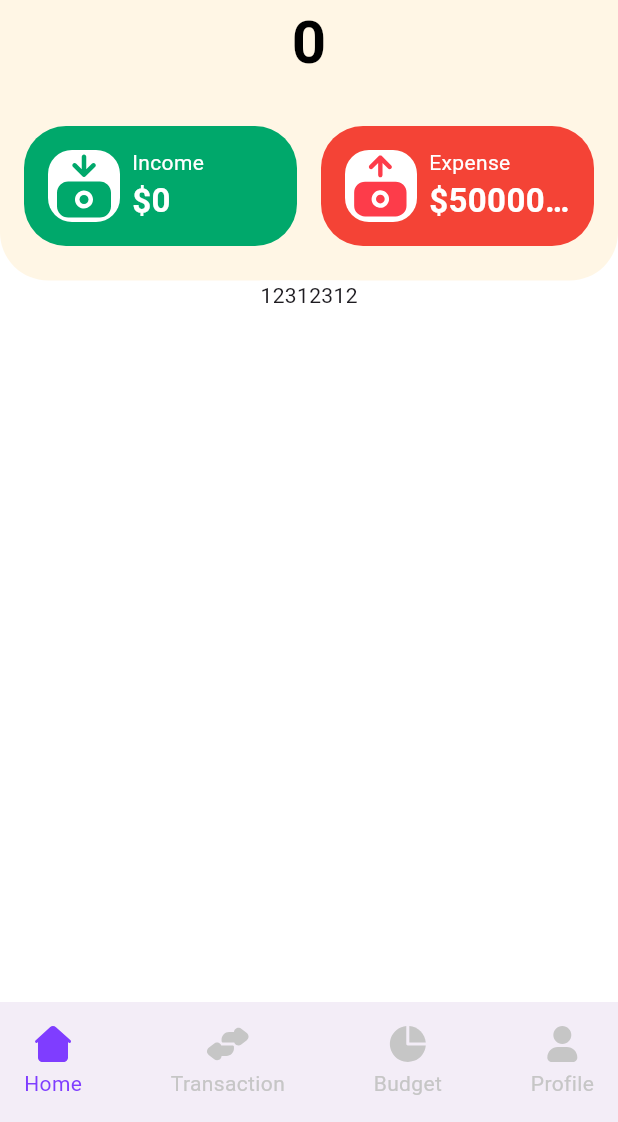
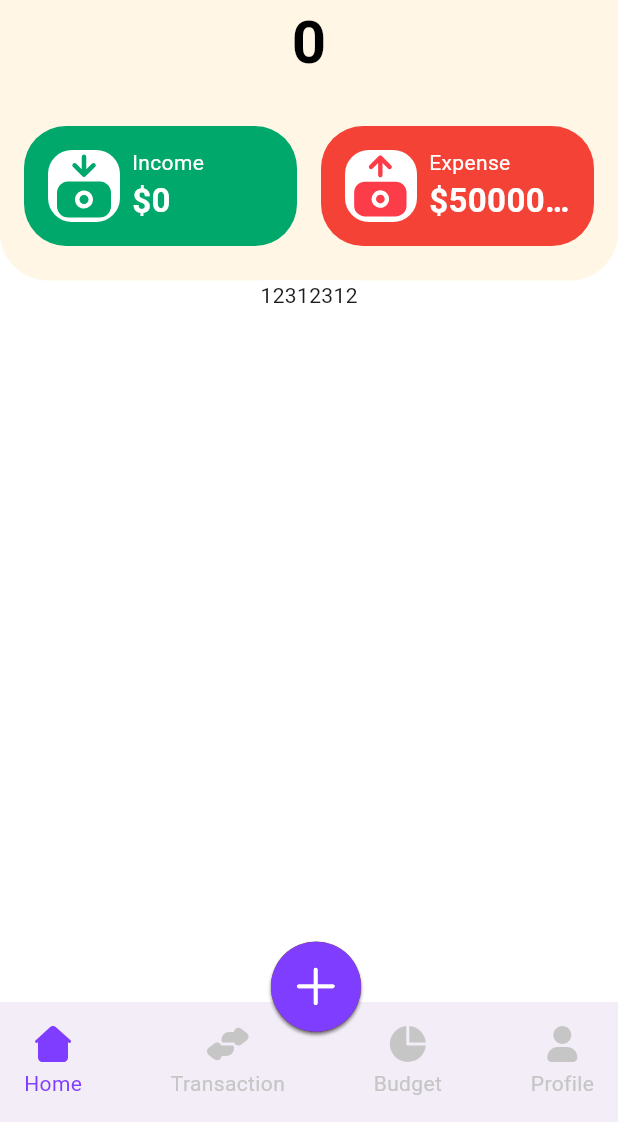
Before and after one commit to nghiahtm/spendy-nandh, a Flutter app: the MainPage screen opened by its route, on a phone screen of 412 x 824 dp, the part 114-1236 px from its top. Run offline on Flutter 3.47's test engine with Material 3 defaults, Android fonts, the phone set to English and light mode, and no system bars; our stand-ins replace cloud_firestore, equatable, firebase_auth, firebase_core, flutter_bloc, flutter_easyloading and 5 more; missing offline and left inert: advance_math; accounts and stored records are empty; network calls fail.

Commit message:
update button fab

```diff
--- /dev/null
+++ b/lib/core/delagate/fab_delegate.dart
@@ -0,0 +1,43 @@
+import 'package:advance_math/advance_math.dart' hide Matrix4;
+import 'package:flutter/material.dart';
+import 'package:spendytracking/styles/app_size_default.dart';
+
+class FlowFABDelegate extends FlowDelegate {
+  final Animation<double> animation;
+
+  FlowFABDelegate({required this.animation}) : super(repaint: animation);
+  @override
+  void paintChildren(FlowPaintingContext context) {
+    final lengthChild = context.childCount;
+    final sizeParents = context.size;
+    final xStart = sizeParents.width / 2.4;
+    final yStart = sizeParents.height / 1.28;
+    for (int i = 0; i < lengthChild; i++) {
+      final rad = _calculateRadian(lengthList: lengthChild, index: i);
+      final x = xStart - AppSizeDefault.sizeButton * (i == 1 ? 0 : cos(rad));
+      final y = yStart - AppSizeDefault.sizeButton * sin(rad);
+      context.paintChild(i, transform: Matrix4.identity()..translate(x, y));
+    }
+  }
+
+  double _calculateRadian({required int lengthList, int index = 0}) {
+    isPermanentButton(int index) => index == lengthList - 1;
+    final animate = isPermanentButton(index) ? 0 : animation.value;
+    if (index == 0) {
+      return index * ((2 * pi / lengthList)) - asin(animate);
+    }
+    if (index == 1) {
+      return index * ((2 * pi / lengthList)) + 2 * asin(animate);
+    }
+    if (index == 2) {
+      return index * ((2 * pi / lengthList)) + asin(animate);
+    }
+
+    return index * ((2 * pi / lengthList)) + asin(animate);
+  }
+
+  @override
+  bool shouldRepaint(covariant FlowDelegate oldDelegate) {
+    return false;
+  }
+}
--- /dev/null
+++ b/lib/data/data/local/list_fab_data.dart
@@ -0,0 +1,22 @@
+import 'package:spendytracking/data/models/button_fab_model.dart';
+import 'package:spendytracking/routes/routes.dart';
+import 'package:spendytracking/styles/app_colors.dart';
+import 'package:spendytracking/utils/constants/icon_constant.dart';
+
+final listFab = <ButtonFabModel>[
+  ButtonFabModel(
+    color: AppColors.jade,
+    icon: IconConstant.icInputDeposit,
+    name: RoutesConstant.inputDeposit
+  ),
+  ButtonFabModel(),
+  ButtonFabModel(
+      color: AppColors.red,
+      icon: IconConstant.icOutputDeposit,
+      name: RoutesConstant.outputDeposit
+  ),
+  ButtonFabModel(
+      icon: IconConstant.icAdd,
+      name: "change",
+  ),
+];
--- /dev/null
+++ b/lib/data/models/button_fab_model.dart
@@ -0,0 +1,9 @@
+import 'package:flutter/material.dart';
+
+class ButtonFabModel{
+   String? icon;
+   Color? color;
+   String? name;
+
+   ButtonFabModel({this.icon, this.color, this.name});
+}
--- a/lib/presentation/main/main_page.dart
+++ b/lib/presentation/main/main_page.dart
@@ -4,6 +4,7 @@ import 'package:spendytracking/core/di.dart';
 import 'package:spendytracking/presentation/home/home_page.dart';
 import 'package:spendytracking/presentation/main/bloc/main_bloc.dart';
 import 'package:spendytracking/presentation/main/bloc/main_state.dart';
+import 'package:spendytracking/presentation/main/widget/app_fab_widget.dart';
 
 import 'bloc/main_event.dart';
 import 'widget/app_bottom_appbar.dart';
@@ -13,7 +14,9 @@ class MainPage extends StatelessWidget {
 
   @override
   Widget build(BuildContext context) {
-    return Scaffold(
+    return Stack(
+      children: [
+        Scaffold(
           bottomNavigationBar:
               BlocBuilder<MainBloc, MainState>(builder: (_, state) {
             return AppBottomAppbar(
@@ -27,11 +30,19 @@ class MainPage extends StatelessWidget {
                   : (state as ChangingTabState).indexTab,
             );
           }),
-      body: PageView(
+          body: Stack(
+            children: [
+              PageView(
                 children: [
                   HomePage(),
                 ],
               ),
+             // const AppFabWidget()
+            ],
+          ),
+        ),
+        const AppFabWidget(),
+      ],
     );
   }
 }
--- /dev/null
+++ b/lib/presentation/main/widget/app_button_fab.dart
@@ -0,0 +1,71 @@
+import 'package:flutter/material.dart';
+import 'package:flutter_svg/flutter_svg.dart';
+import 'package:spendytracking/styles/app_button.dart';
+import 'package:spendytracking/styles/app_colors.dart';
+import 'package:spendytracking/styles/app_size_default.dart';
+import 'package:spendytracking/utils/constants/icon_constant.dart';
+
+class AppButtonFabWidget extends StatelessWidget {
+  const AppButtonFabWidget(
+      {super.key,
+      this.svgIcon = "",
+      required this.onPressOpenCloseFAB,
+      this.opacity = 0,
+      required this.onPressExpandedFAB, this.backgroundColor});
+  final String svgIcon;
+  final Function() onPressOpenCloseFAB;
+  final Function() onPressExpandedFAB;
+  final double opacity;
+  final Color? backgroundColor;
+  @override
+  Widget build(BuildContext context) {
+    if (svgIcon.isEmpty) return const SizedBox();
+    if (svgIcon.contains(IconConstant.icAdd)) {
+      return _AppFABButton(
+        onPressExpandedFAB: onPressOpenCloseFAB,
+        svgIcon: svgIcon,
+        backgroundColor: backgroundColor,
+      );
+    }
+    return Opacity(
+      opacity: opacity,
+      child: _AppFABButton(
+        onPressExpandedFAB: onPressExpandedFAB,
+        svgIcon: svgIcon,
+        backgroundColor: backgroundColor,
+      ),
+    );
+  }
+}
+
+class _AppFABButton extends StatelessWidget {
+  const _AppFABButton({
+    super.key,
+    required this.onPressExpandedFAB,
+    required this.svgIcon,
+    this.backgroundColor,
+  });
+
+  final Function() onPressExpandedFAB;
+  final String svgIcon;
+  final Color? backgroundColor;
+
+  @override
+  Widget build(BuildContext context) {
+    return AppButton(
+      backgroundColor: backgroundColor,
+      onPressed: onPressExpandedFAB,
+      shape: const CircleBorder(),
+      miniSize:
+          const Size(AppSizeDefault.sizeButton, AppSizeDefault.sizeButton),
+      child: SizedBox(
+        width: 30,
+        child: SvgPicture.asset(
+          svgIcon,
+          colorFilter: const ColorFilter.mode(AppColors.white, BlendMode.srcIn),
+          errorBuilder: (_, __, ___) => const SizedBox(),
+        ),
+      ),
+    );
+  }
+}
--- /dev/null
+++ b/lib/presentation/main/widget/app_fab_widget.dart
@@ -0,0 +1,67 @@
+import 'package:advance_math/advance_math.dart' hide Matrix4;
+import 'package:flutter/material.dart';
+import 'package:spendytracking/core/delagate/fab_delegate.dart';
+import 'package:spendytracking/data/data/local/list_fab_data.dart';
+import 'package:spendytracking/presentation/main/widget/app_button_fab.dart';
+import 'package:spendytracking/utils/constants/icon_constant.dart';
+
+class AppFabWidget extends StatefulWidget {
+  const AppFabWidget({super.key});
+
+  @override
+  State<AppFabWidget> createState() => _AppFabWidgetState();
+}
+
+class _AppFabWidgetState extends State<AppFabWidget>
+    with SingleTickerProviderStateMixin {
+  late Animation<double> animation;
+  late AnimationController animationController;
+  bool isOpen = false;
+  double opaFABExpanded = 1;
+  @override
+  void initState() {
+    animationController = AnimationController(
+        vsync: this, duration: const Duration(milliseconds: 300));
+    animation = Tween<double>(begin: 1, end: 0).animate(animationController);
+    animationController.addListener(() {
+      setState(() {
+        opaFABExpanded = 1 - animation.value;
+      });
+    });
+    super.initState();
+  }
+
+  @override
+  void dispose() {
+    animationController.dispose();
+    super.dispose();
+  }
+
+  @override
+  Widget build(BuildContext context) {
+    return Flow(
+      delegate: FlowFABDelegate(animation: animation),
+      children: listFab
+          .map<Widget>((e) => AppButtonFabWidget(
+                svgIcon: e.icon ?? "",
+                backgroundColor: e.color,
+                onPressOpenCloseFAB: () {
+                  isOpen = !isOpen;
+                  setState(() {
+                    if (isOpen) {
+                      animationController.forward();
+                      return;
+                    }
+                    animationController.reverse();
+                  });
+                },
+                onPressExpandedFAB: () {
+                  isOpen = false;
+                  animationController.reverse();
+                },
+                opacity: opaFABExpanded,
+              ))
+          .toList(),
+    );
+  }
+}
--- a/lib/routes/routes.dart
+++ b/lib/routes/routes.dart
@@ -16,6 +16,8 @@ class RoutesConstant {
   static const String init = "/";
   static const String login = "/login";
   static const String main = "/main";
+  static const String inputDeposit = "/input_deposit";
+  static const String outputDeposit = "/output_deposit";
 }
 
 class AppRoutes {
--- a/lib/styles/app_button.dart
+++ b/lib/styles/app_button.dart
@@ -7,21 +7,26 @@ class AppButton extends StatelessWidget {
       required this.onPressed,
       this.child,
       this.backgroundColor,
-      this.rounderBorder});
+      this.rounderBorder, this.shape, this.miniSize});
   final Function() onPressed;
   final Widget? child;
   final Color? backgroundColor;
   final double? rounderBorder;
+  final OutlinedBorder? shape;
+  final Size? miniSize;
+
   @override
   Widget build(BuildContext context) {
     return ElevatedButton(
       onPressed: onPressed,
-      style: ElevatedButton.styleFrom(
+      style:ElevatedButton.styleFrom(
           backgroundColor: backgroundColor ?? AppColors.violet100,
-          shape: RoundedRectangleBorder(
+          shape:shape??  RoundedRectangleBorder(
             borderRadius:
-                BorderRadius.circular(rounderBorder ?? 12), // <-- Radius
-          )),
+                BorderRadius.circular(rounderBorder ?? 12),
+          ),
+        minimumSize: miniSize,
+      ),
       child: child ?? const SizedBox(),
     );
   }
--- a/lib/styles/app_size_default.dart
+++ b/lib/styles/app_size_default.dart
@@ -2,4 +2,5 @@ class AppSizeDefault {
   static const double size8 = 8;
   static const double size16 = 16;
   static const double size4 = 4;
+  static const double sizeButton = 60;
 }
--- a/lib/utils/constants/icon_constant.dart
+++ b/lib/utils/constants/icon_constant.dart
@@ -8,4 +8,5 @@ class IconConstant {
   static const String icProfile = "$routesIcon/profile.svg";
   static const String icInputDeposit = "$routesIcon/input_deposit.svg";
   static const String icOutputDeposit = "$routesIcon/output_deposit.svg";
+  static const String icAdd = "$routesIcon/add.svg";
 }
--- a/pubspec.yaml
+++ b/pubspec.yaml
@@ -50,6 +50,7 @@ dependencies:
   curved_navigation_bar: ^1.0.6
   mockito:
   path: ^1.9.0
+  advance_math:
 
 dev_dependencies:
   flutter_test:
```
Also changed, not shown: assets/icons/add.svg (added), lib/firebase_options.dart, pubspec.lock, 5 other files. Lines whose indentation alone changed are shown as unchanged.
